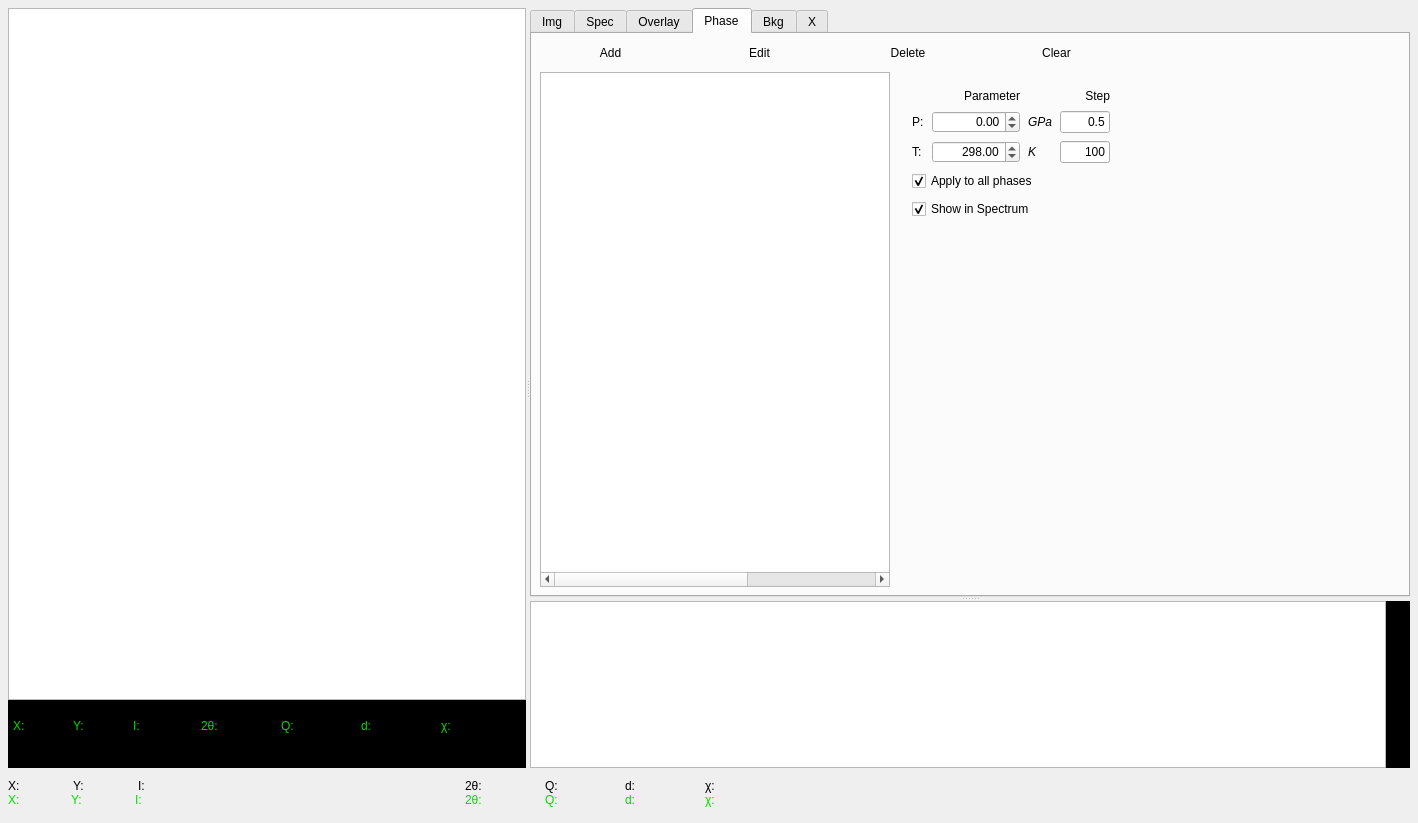
First picture: the form in Dioptas_main/Views/UiFiles/Integration.ui, repository Dioptas/Dioptas, before the edit.
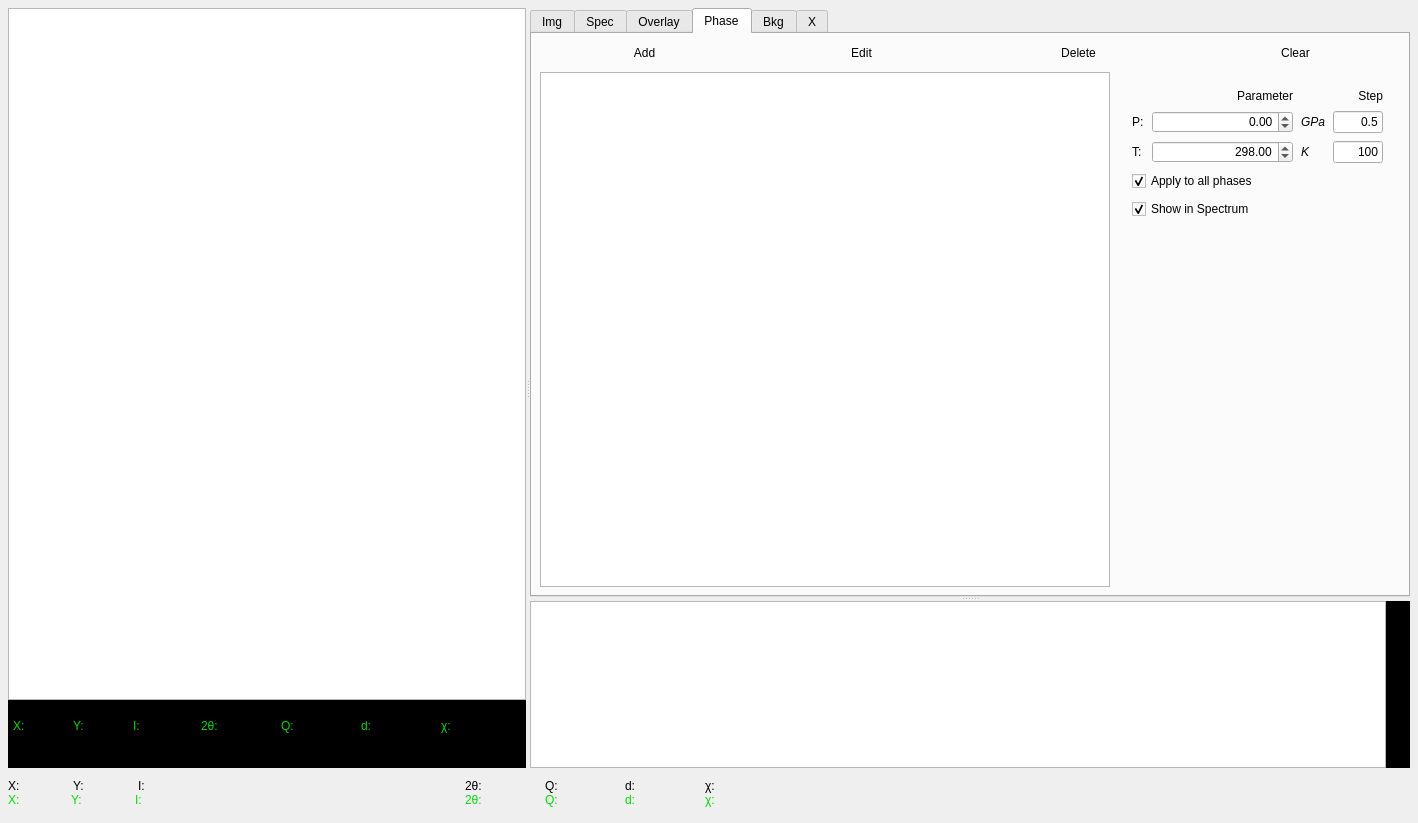
Second picture: the form after the edit. The open tabs and pages were chosen to show the change. Custom widgets are drawn as their Qt base class.

Commit message: Reverting the spacers in the Overlay and phase controls

Patch:
```diff
--- a/Dioptas_main/Views/UiFiles/Integration.ui
+++ b/Dioptas_main/Views/UiFiles/Integration.ui
@@ -1454,9 +1454,6 @@
              <property name="spacing">
               <number>8</number>
              </property>
-             <property name="margin">
-              <number>0</number>
-             </property>
              <item>
               <widget class="QPushButton" name="phase_add_btn">
                <property name="text">
@@ -1765,19 +1762,6 @@
            </item>
           </layout>
          </item>
-         <item>
-          <spacer name="horizontalSpacer_11">
-           <property name="orientation">
-            <enum>Qt::Horizontal</enum>
-           </property>
-           <property name="sizeHint" stdset="0">
-            <size>
-             <width>125</width>
-             <height>20</height>
-            </size>
-           </property>
-          </spacer>
-         </item>
         </layout>
        </widget>
        <widget class="QWidget" name="bkg_tab">
```
Left out of the diff: 15 changed lines with no effect on the pictures. The commit also changes 1 other file.
